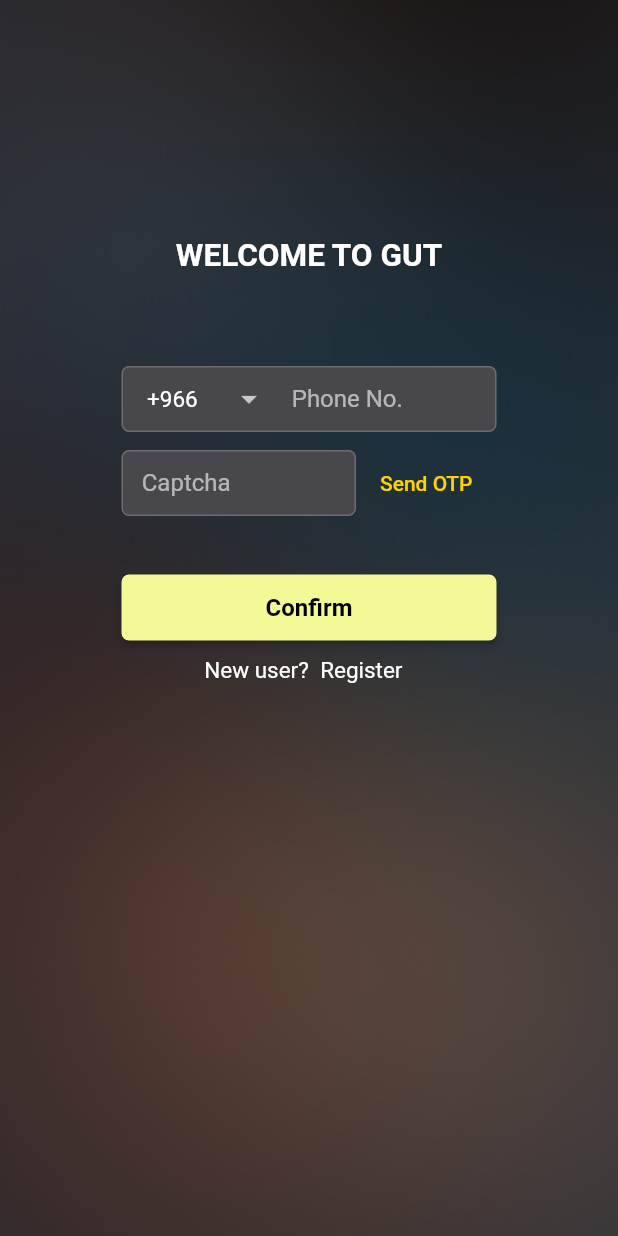
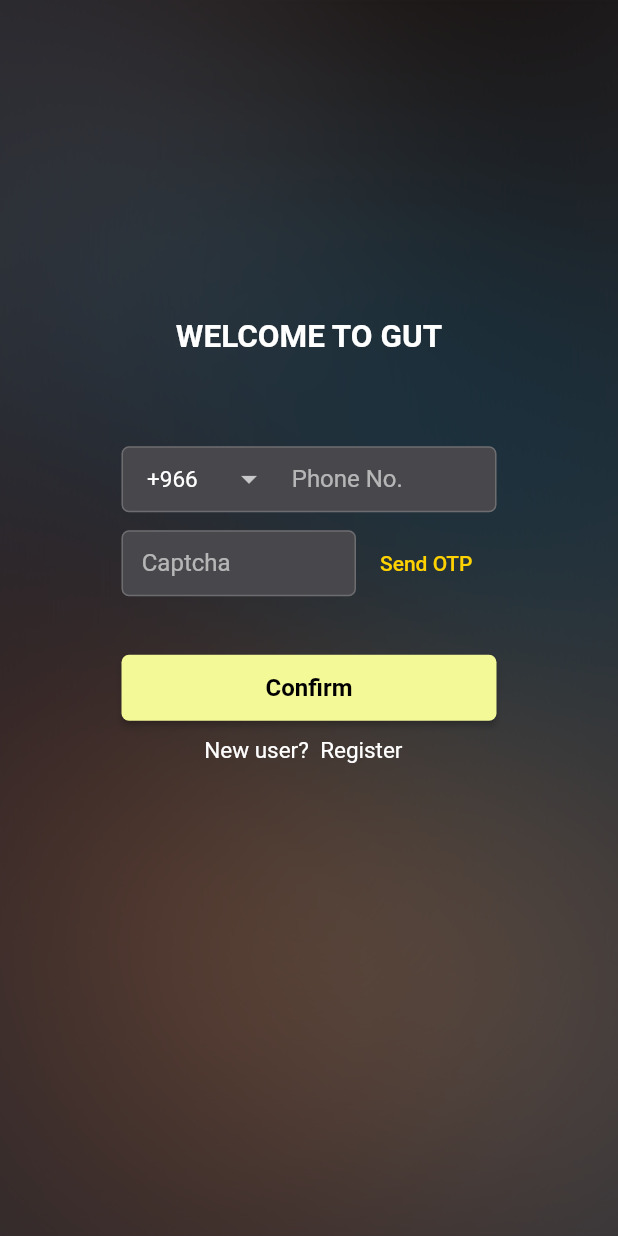
Before and after one commit to AlphaPig404/guts, a Flutter app: the screen it shows after launch, on a phone screen of 412 x 824 dp. Run offline on Flutter 3.47's test engine with Material 2 defaults, Android fonts, the phone set to English and light mode, and no system bars; our stand-ins replace camera, flutter_swiper, video_player; missing offline and left inert: flutter_ffmpeg.

Commit message:
positioned login form

```diff
--- a/lib/pages/login.dart
+++ b/lib/pages/login.dart
@@ -2,6 +2,7 @@ import 'package:flutter/cupertino.dart';
 import 'package:flutter/material.dart';
 import 'dart:convert' as JSON;
 import 'package:flutter/services.dart' show rootBundle;
+import 'package:flutter/services.dart';
 
 class LoginPage extends StatefulWidget {
   @override
@@ -34,7 +35,10 @@ class LoginState extends State<LoginPage> {
 
   @override
   Widget build(BuildContext context) {
-    Widget contentSection = Column(
+    Widget contentSection = Container(
+      alignment: AlignmentDirectional.center,
+      height: 400,
+      child: Column(
         children: <Widget>[
           Text('WELCOME TO GUT',
               textAlign: TextAlign.center,
@@ -42,6 +46,7 @@ class LoginState extends State<LoginPage> {
           LoginForm(),
           _buildRigisterRow()
         ],
+      ),
     );
 
     return Scaffold(
@@ -52,7 +57,7 @@ class LoginState extends State<LoginPage> {
           },
           child: Container(
             child: Stack(
-              alignment: Alignment.center,
+              alignment: AlignmentDirectional.center,
               children: <Widget>[
                 Image.asset(
                   "assets/images/background.png",
@@ -61,10 +66,7 @@ class LoginState extends State<LoginPage> {
                   colorBlendMode: BlendMode.hardLight,
                   height: MediaQuery.of(context).size.height,
                 ),
-                Positioned(
-                  top: 158.5,
-                  child: contentSection,
-                )
+                contentSection
               ],
             ),
           )),
@@ -130,7 +132,10 @@ class LoginFormState extends State<LoginForm> {
             borderRadius: BorderRadius.all(Radius.circular(5))),
         child: RaisedButton(
             child: Text('Confirm',
-                style: TextStyle(color: Colors.black, fontSize: 16, fontWeight: FontWeight.bold)),
+                style: TextStyle(
+                    color: Colors.black,
+                    fontSize: 16,
+                    fontWeight: FontWeight.bold)),
             onPressed: _submitValues));
   }
 
@@ -188,6 +193,9 @@ class LoginFormState extends State<LoginForm> {
               child: TextFormField(
                 keyboardType: TextInputType.phone,
                 cursorColor: Colors.white,
+                inputFormatters: [
+                  LengthLimitingTextInputFormatter(13),
+                ],
                 decoration: InputDecoration(
                     labelText: 'Phone No.',
                     border: InputBorder.none,
@@ -220,6 +228,9 @@ class LoginFormState extends State<LoginForm> {
           child: TextFormField(
             keyboardType: TextInputType.number,
             cursorColor: Colors.white,
+            inputFormatters: [
+              LengthLimitingTextInputFormatter(6),
+            ],
             decoration: InputDecoration(
                 labelText: 'Captcha',
                 hasFloatingPlaceholder: false,
```
Lines whose indentation alone changed are shown as unchanged.
